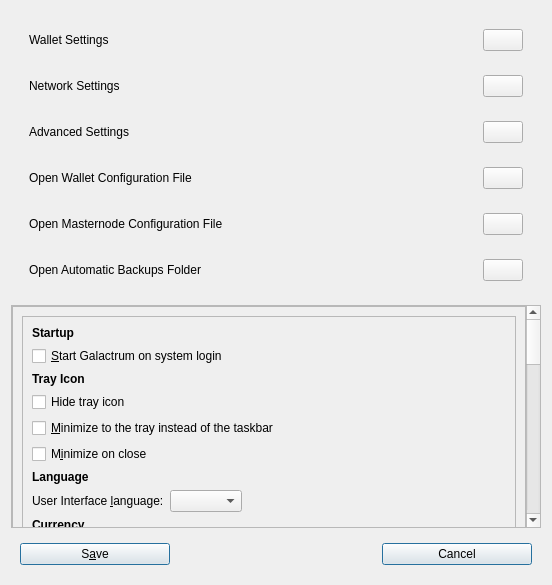
First picture: the form in src/qt/forms/settingspage.ui, repository galactrum/galactrum, before the edit.
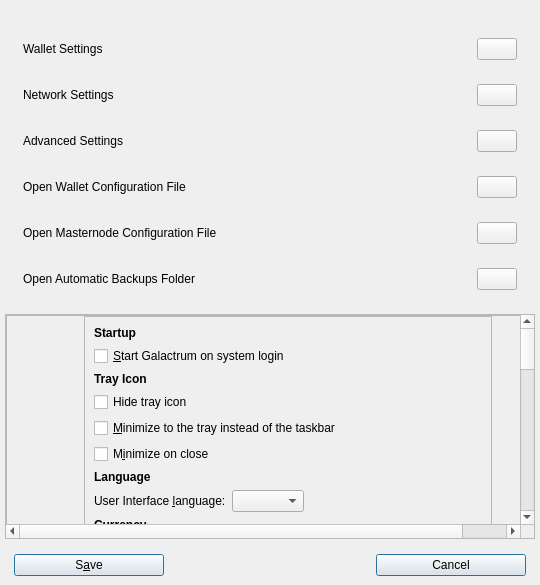
Second picture: the form after the edit. Custom widgets are drawn as their Qt base class.

```diff
--- a/src/qt/forms/settingspage.ui
+++ b/src/qt/forms/settingspage.ui
@@ -14,6 +14,18 @@
 			<string>Settings</string>
 		</property>
         <layout class="QVBoxLayout" name="topLayout">
+            <property name="leftMargin">
+                <number>5</number>
+            </property>
+            <property name="topMargin">
+                <number>20</number>
+            </property>
+            <property name="rightMargin">
+                <number>5</number>
+            </property>
+            <property name="bottomMargin">
+                <number>0</number>
+            </property>
             <item>
                 <widget class="QFrame" name="frameNav">
                     <layout class="QVBoxLayout" name="navButtons">
@@ -234,6 +246,18 @@
                             <enum>QFrame::Raised</enum>
                         </property>
                         <layout class="QVBoxLayout">
+                            <property name="leftMargin">
+                                <number>77</number>
+                            </property>
+                            <property name="topMargin">
+                                <number>0</number>
+                            </property>
+                            <property name="rightMargin">
+                                <number>77</number>
+                            </property>
+                            <property name="bottomMargin">
+                                <number>0</number>
+                            </property>
                             <item>
                                 <widget class="QFrame" name="frameMain">
                                     <property name="frameShape">
```
Left out of the diff: 1 changed line with no effect on the pictures.
